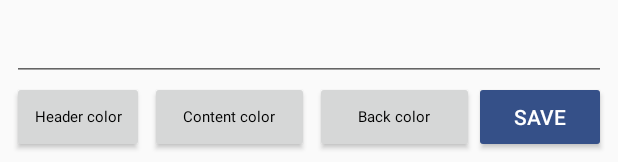
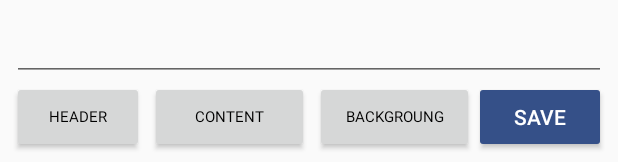
Before and after one commit to Orthoepiccrown0/RememberMe, an Android app: the layout activity_edit_note.xml on its own in the app's theme, with its tools: preview values and no code run, on a phone screen of 412 x 824 dp. Shown: the part 1071-1233 px from the top of the screen. Run offline under Robolectric (Android 15) with nearby library versions, the phone set to English and light mode, and no system bars.

Commit message:
Minor update

```diff
--- a/app/src/main/res/layout/activity_edit_note.xml
+++ b/app/src/main/res/layout/activity_edit_note.xml
@@ -61,7 +61,8 @@
         android:layout_marginBottom="8dp"
         android:layout_marginStart="4dp"
         android:onClick="chooseBColor"
-        android:text="Back color"
+        android:text="Backgroung"
+        android:textAllCaps="true"
         android:textAppearance="@style/TextAppearance.AppCompat.Small"
         android:textColor="@android:color/background_dark"
         android:textSize="10sp"
@@ -76,7 +77,8 @@
         android:layout_marginBottom="8dp"
         android:layout_marginStart="4dp"
         android:onClick="chooseCColor"
-        android:text="Content color"
+        android:text="Content"
+        android:textAllCaps="true"
         android:textAppearance="@style/TextAppearance.AppCompat.Small"
         android:textColor="@android:color/background_dark"
         android:textSize="10sp"
@@ -91,7 +93,8 @@
         android:layout_marginBottom="8dp"
         android:layout_marginStart="8dp"
         android:onClick="chooseHColor"
-        android:text="Header color"
+        android:text="Header"
+        android:textAllCaps="true"
         android:textAppearance="@style/TextAppearance.AppCompat.Small"
         android:textColor="@android:color/background_dark"
         android:textSize="10sp"
--- a/app/src/main/res/values/colors.xml
+++ b/app/src/main/res/values/colors.xml
@@ -15,4 +15,5 @@
     <color name="textPrimary">#f5f5f5</color>
     <color name="textPrimaryDark">#95aab4</color>
     <color name="errorText">#ff7878</color>
+
 </resources>
```
Also changed, not shown: app/src/main/java/com/armor/rememberme/AddNote.java (+18 -1 lines), app/src/main/java/com/armor/rememberme/EditNote.java (+22 -2 lines).
